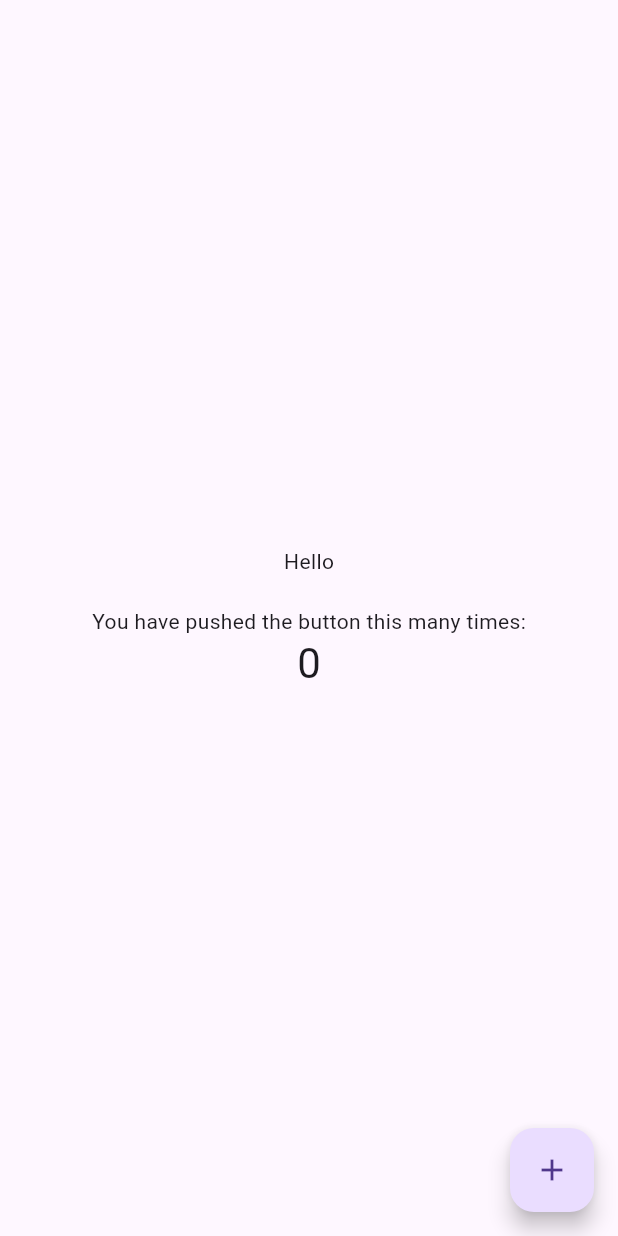
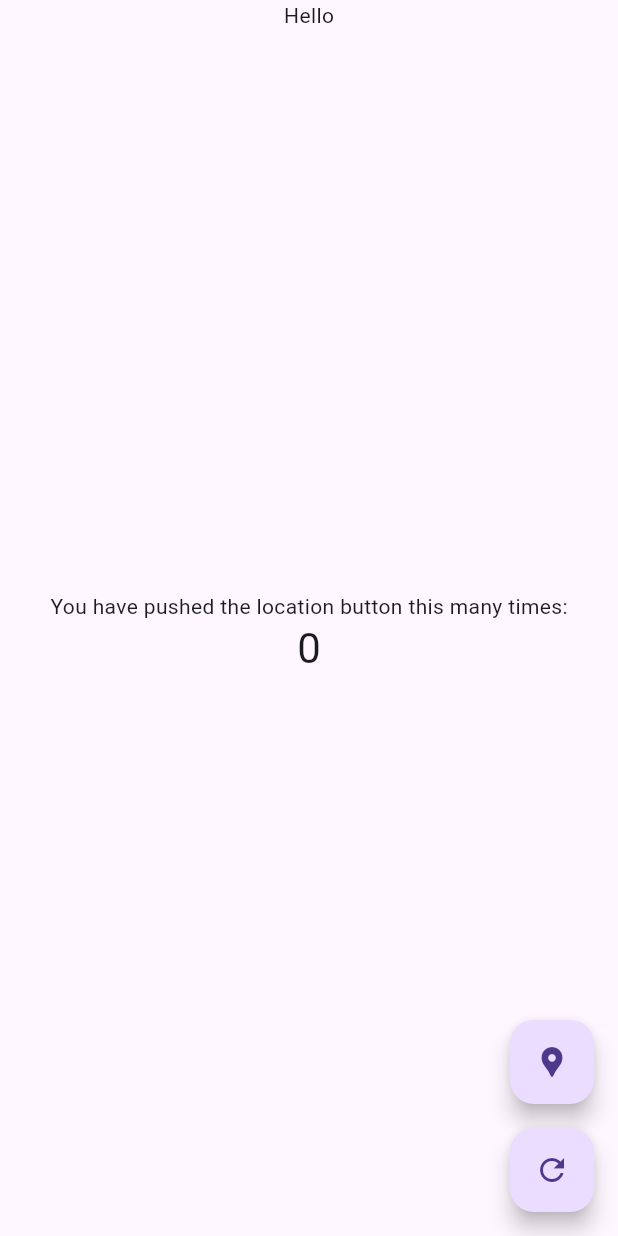
Before and after one commit to AnandAnil/ADDC_software_stack_2025, a Flutter app: the screen it shows after launch, on a phone screen of 412 x 824 dp. Run offline on Flutter 3.47's test engine with Material 3 defaults, Android fonts, the light colour scheme and no system bars; drawn by our look-alikes of dynamic_color.

Commit message:
made FAB for refresh and map. currently not mapped well but will be once map and firebase is integrated

```diff
--- a/Flutter_app/drone_telemetry_and_controls/lib/main.dart
+++ b/Flutter_app/drone_telemetry_and_controls/lib/main.dart
@@ -41,9 +41,16 @@ class _MyHomePageState extends State<MyHomePage> {
   int _counter = 0;
 
   void _incrementCounter() {
-    print("button pressed");
+    print("increment button pressed");
     setState(() {
       _counter++;
+    });
+  }
+
+  void _refresh() {
+    print("reset button pressed");
+    setState(() {
+      _counter=0;
     });
   }
 
@@ -52,16 +59,20 @@ class _MyHomePageState extends State<MyHomePage> {
     return Scaffold(
       body: SafeArea(
         child: Column(
+          mainAxisSize: MainAxisSize.max,
+          children: [
+            Text("Hello"),
+            Expanded(
+              child: Column(
                 mainAxisAlignment: MainAxisAlignment.center,
                 crossAxisAlignment: CrossAxisAlignment.center,
-          children: [Text("Hello"),
-          SizedBox(height: 20,),
+                children: [
                   Center(
                     child: Column(
                       mainAxisAlignment: MainAxisAlignment.center,
                       children: <Widget>[
                         const Text(
-                    'You have pushed the button this many times:',
+                          'You have pushed the location button this many times:',
                         ),
                         Text(
                           '$_counter',
@@ -73,10 +84,25 @@ class _MyHomePageState extends State<MyHomePage> {
                 ],
               ),
             ),
-      floatingActionButton: FloatingActionButton(
+          ],
+        ),
+      ),
+      floatingActionButton: Column(
+        mainAxisAlignment: MainAxisAlignment.end,
+        crossAxisAlignment: CrossAxisAlignment.end,
+        children: [
+          FloatingActionButton(
             onPressed: _incrementCounter,
             tooltip: 'Increment',
-        child: const Icon(Icons.add),
+            child: Icon(Icons.location_pin),
+          ),
+          const SizedBox(height: 16),
+          FloatingActionButton(
+            onPressed: _refresh,
+            tooltip: "decrement",
+            child:Icon(Icons.refresh),
+          )
+        ],
       ),
     );
   }
```
Lines whose indentation alone changed are shown as unchanged.
